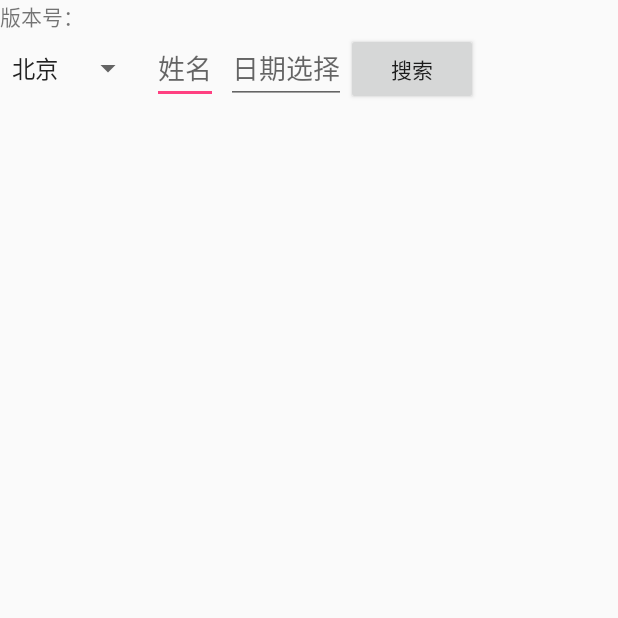
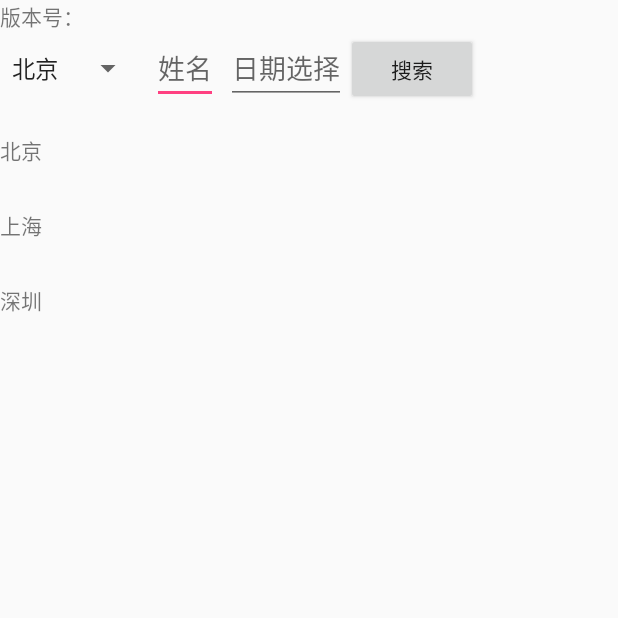
Before and after one commit to daringjw/GridMember, an Android app: the HomeActivity1 screen opened directly, with no data from a screen before it, on a phone screen of 412 x 824 dp, the top half of it. Run offline under Robolectric (Android 15) with nearby library versions, the phone set to English and light mode, and no system bars; our stand-ins replace ButterKnife; libraries missing offline, so code that uses them is left out: com.blankj.utilcode, com.tencent.bugly; 3 statements that could not run were skipped.

Commit message:
主页样式开发

```diff
--- a/GridMember/app/build.gradle
+++ b/GridMember/app/build.gradle
@@ -136,5 +136,7 @@ dependencies {
 
     compile 'com.blankj:utilcode:1.11.1'
 
+    compile 'com.android.support:recyclerview-v7:21.0.+'
+
 
 }
--- a/GridMember/app/src/main/java/com/jkkc/gridmember/ui/HomeActivity1.java
+++ b/GridMember/app/src/main/java/com/jkkc/gridmember/ui/HomeActivity1.java
@@ -4,7 +4,12 @@ import android.app.DatePickerDialog;
 import android.os.Bundle;
 import android.support.annotation.Nullable;
 import android.support.v7.app.AppCompatActivity;
+import android.support.v7.widget.LinearLayoutManager;
+import android.support.v7.widget.RecyclerView;
+import android.view.LayoutInflater;
 import android.view.View;
+import android.view.ViewGroup;
+import android.widget.AdapterView;
 import android.widget.ArrayAdapter;
 import android.widget.Button;
 import android.widget.DatePicker;
@@ -24,6 +29,8 @@ import java.util.List;
 import butterknife.BindView;
 import butterknife.ButterKnife;
 
+import static com.jkkc.gridmember.R.id.spinner;
+
 /**
  * Created by Guan on 2018/1/12.
  */
@@ -38,7 +45,7 @@ public class HomeActivity1 extends AppCompatActivity implements DatePickerDialog
     EditText mEtName;
     @BindView(R.id.etSelectDate)
     EditText mEtSelectDate;
-    @BindView(R.id.spinner)
+    @BindView(spinner)
     Spinner mSpinner;
     @BindView(R.id.dpDatePicker)
     DatePicker mDpDatePicker;
@@ -89,6 +96,23 @@ public class HomeActivity1 extends AppCompatActivity implements DatePickerDialog
         //加载适配器
         mSpinner.setAdapter(arr_adapter);
 
+        mSpinner.setOnItemSelectedListener(new AdapterView.OnItemSelectedListener() {
+            @Override
+            public void onItemSelected(AdapterView<?> adapterView, View view, int i, long l) {
+
+                String data = data_list.get(i);//从spinner中获取被选择的数据
+                Toast.makeText(getApplicationContext(), "选中" + data, Toast.LENGTH_SHORT).show();
+
+            }
+
+            @Override
+            public void onNothingSelected(AdapterView<?> adapterView) {
+
+
+            }
+        });
+
+
         Calendar calendar = Calendar.getInstance();
 
         mDialog = new DatePickerDialog(this, this,
@@ -109,14 +133,116 @@ public class HomeActivity1 extends AppCompatActivity implements DatePickerDialog
             @Override
             public void onClick(View view) {
 
-                Toast.makeText(getApplicationContext(),"开始搜索",
+                Toast.makeText(getApplicationContext(), "开始搜索",
                         Toast.LENGTH_SHORT).show();
 
             }
         });
 
 
+        mRecyclerView = (RecyclerView) findViewById(R.id.my_recycler_view);
+//创建默认的线性LayoutManager
+        mLayoutManager = new LinearLayoutManager(this);
+        mRecyclerView.setLayoutManager(mLayoutManager);
+//如果可以确定每个item的高度是固定的，设置这个选项可以提高性能
+        mRecyclerView.setHasFixedSize(true);
+//创建并设置Adapter
+        mAdapter = new MyAdapter(new String[]{"北京", "上海", "深圳"});
+        mRecyclerView.setAdapter(mAdapter);
+
+        mAdapter.setOnItemClickListener(new OnRecyclerViewItemClickListener() {
+            @Override
+            public void onItemClick(View view, String data) {
+
+                Toast.makeText(getApplicationContext(), data,
+                        Toast.LENGTH_SHORT).show();
+            }
+        });
+
+
     }
+
+    private RecyclerView mRecyclerView;
+    private LinearLayoutManager mLayoutManager;
+    private MyAdapter mAdapter;
+
+
+    public class MyAdapter extends RecyclerView.Adapter<MyAdapter.ViewHolder> implements
+            View.OnClickListener {
+
+        public String[] datas = null;
+
+        public MyAdapter(String[] datas) {
+            this.datas = datas;
+        }
+
+        //创建新View，被LayoutManager所调用
+        @Override
+        public ViewHolder onCreateViewHolder(ViewGroup viewGroup, int viewType) {
+            View view = LayoutInflater.from(viewGroup.getContext()).inflate(R.layout.item, viewGroup, false);
+            ViewHolder vh = new ViewHolder(view);
+
+            //将创建的View注册点击事件
+            view.setOnClickListener(this);
+
+            return vh;
+        }
+
+        //将数据与界面进行绑定的操作
+        @Override
+        public void onBindViewHolder(ViewHolder viewHolder, int position) {
+            viewHolder.mTextView.setText(datas[position]);
+
+            //将数据保存在itemView的Tag中，以便点击时进行获取
+            viewHolder.itemView.setTag(datas[position]);
+
+        }
+
+        //获取数据的数量
+        @Override
+        public int getItemCount() {
+            return datas.length;
+        }
+
+
+        @Override
+        public void onClick(View view) {
+
+            if (mOnItemClickListener != null) {
+                //注意这里使用getTag方法获取数据
+                mOnItemClickListener.onItemClick(view, (String) view.getTag());
+            }
+
+        }
+
+
+        //自定义的ViewHolder，持有每个Item的的所有界面元素
+        public class ViewHolder extends RecyclerView.ViewHolder {
+            public TextView mTextView;
+
+            public ViewHolder(View view) {
+                super(view);
+                mTextView = (TextView) view.findViewById(R.id.tvCity);
+            }
+        }
+
+
+        private OnRecyclerViewItemClickListener mOnItemClickListener = null;
+
+        public void setOnItemClickListener(OnRecyclerViewItemClickListener listener) {
+
+            this.mOnItemClickListener = listener;
+
+        }
+
+    }
+
+    public static interface OnRecyclerViewItemClickListener {
+
+        void onItemClick(View view, String data);
+
+    }
+
 
     private List<String> data_list;
     private ArrayAdapter<String> arr_adapter;
--- a/GridMember/app/src/main/res/layout/activity_home1.xml
+++ b/GridMember/app/src/main/res/layout/activity_home1.xml
@@ -53,4 +53,11 @@
         android:visibility="gone"></DatePicker>
 
 
+    <android.support.v7.widget.RecyclerView
+        android:layout_marginTop="20dp"
+        android:id="@+id/my_recycler_view"
+        android:layout_width="match_parent"
+        android:layout_height="match_parent"
+        android:scrollbars="vertical"/>
+
 </LinearLayout>
--- /dev/null
+++ b/GridMember/app/src/main/res/layout/item.xml
@@ -0,0 +1,13 @@
+<?xml version="1.0" encoding="utf-8"?>
+<LinearLayout xmlns:android="http://schemas.android.com/apk/res/android"
+              android:layout_width="match_parent"
+              android:layout_height="50dp"
+              android:orientation="vertical">
+
+    <TextView
+        android:id="@+id/tvCity"
+        android:layout_width="wrap_content"
+        android:layout_height="wrap_content"
+        android:text="北京"/>
+
+</LinearLayout>
```
